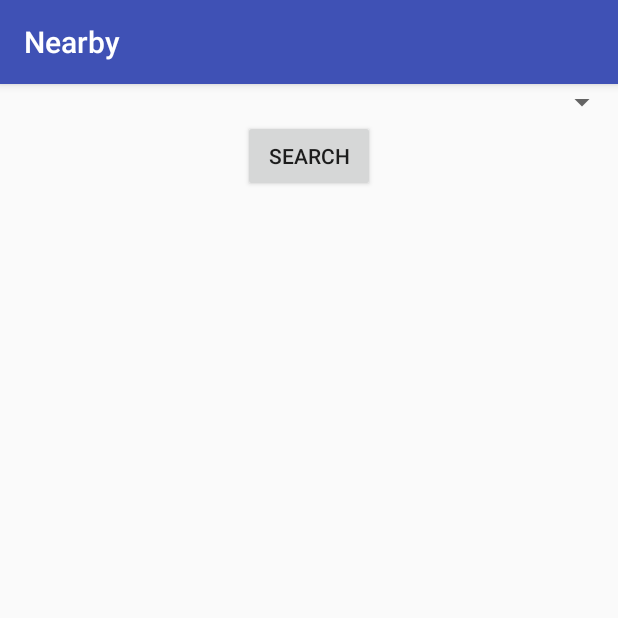
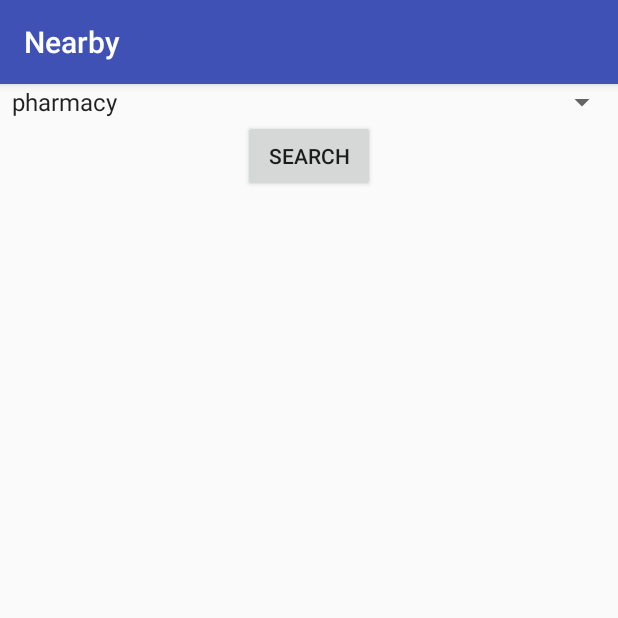
Before and after one commit to kangondiaravind/nearby, an Android app: the screen it shows after launch (MainActivity), on a phone screen of 412 x 824 dp, the top half of it. Run offline under Robolectric (Android 15) with nearby library versions, the phone set to English and light mode, and no system bars.

```diff
--- a/app/src/main/java/nearby/aravind/nearby/MainActivity.java
+++ b/app/src/main/java/nearby/aravind/nearby/MainActivity.java
@@ -2,6 +2,8 @@ package nearby.aravind.nearby;
 
 import android.support.v7.app.AppCompatActivity;
 import android.os.Bundle;
+import android.widget.ArrayAdapter;
+import android.widget.Spinner;
 
 public class MainActivity extends AppCompatActivity {
 
@@ -9,5 +11,9 @@ public class MainActivity extends AppCompatActivity {
     protected void onCreate(Bundle savedInstanceState) {
         super.onCreate(savedInstanceState);
         setContentView(R.layout.activity_main);
+        Spinner selectplace = (Spinner) findViewById(R.id.sp_search);
+        ArrayAdapter adapter = ArrayAdapter.createFromResource(this, R.array.supported_places, android.R.layout.simple_spinner_item);
+        adapter.setDropDownViewResource(android.R.layout.simple_spinner_dropdown_item);
+        selectplace.setAdapter(adapter);
     }
 }
--- a/app/src/main/res/values/strings.xml
+++ b/app/src/main/res/values/strings.xml
@@ -1,3 +1,15 @@
 <resources>
     <string name="app_name">Nearby</string>
+
+    <string-array name="supported_places">
+        <item>pharmacy</item>
+        <item>supermarket</item>
+        <item>veterinary_care</item>
+        <item>shopping_mall</item>
+        <item>restaurant</item>
+        <item>doctor</item>
+        <item>parking</item>
+        <item>movie_theater</item>
+    </string-array>
+
 </resources>
```
